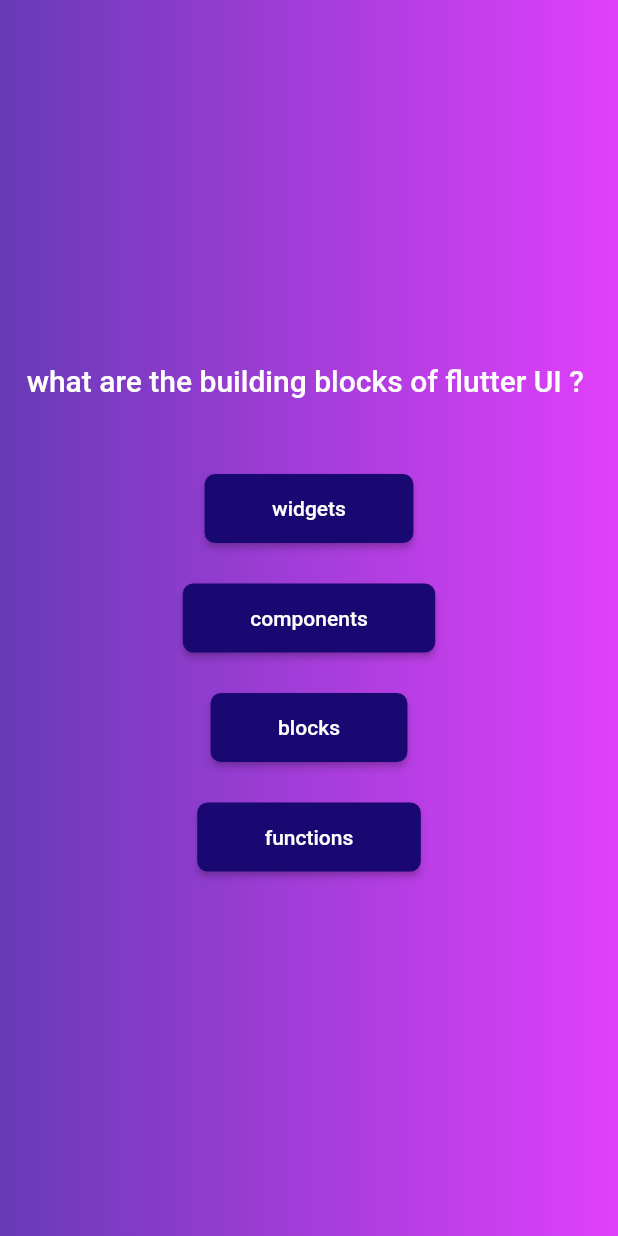
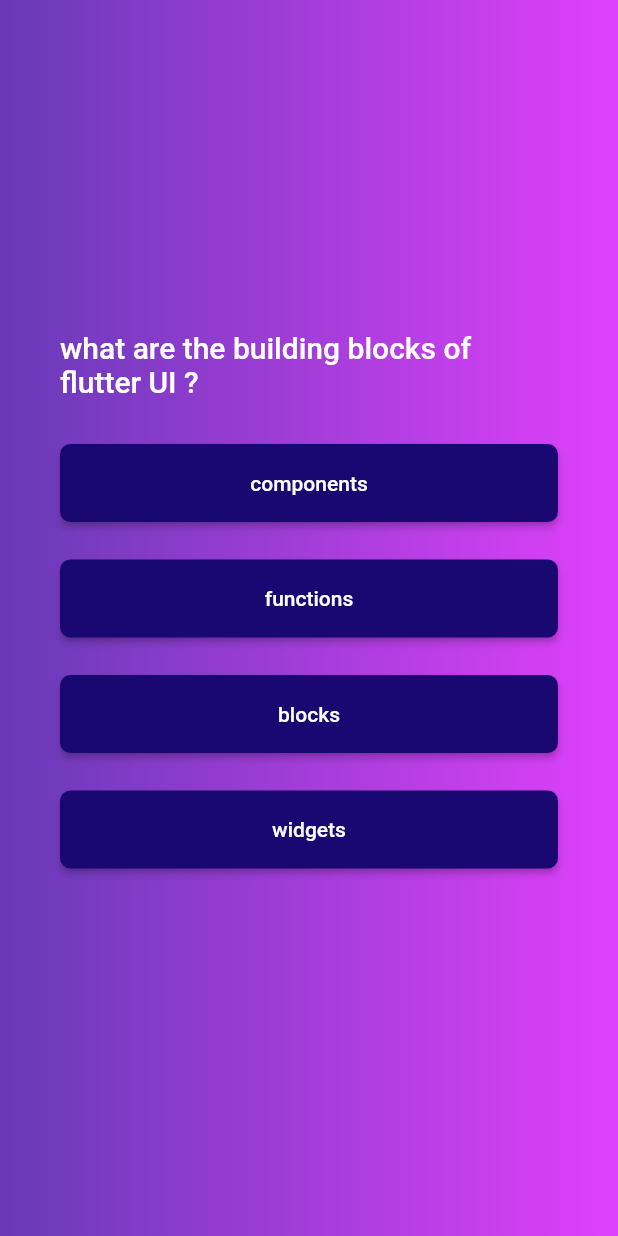
Before and after one commit to notrayo/quiz-app, a Flutter app: the screen it shows after launch, after a tap on "Start Quiz", on a phone screen of 412 x 824 dp. Run offline on Flutter 3.47's test engine with Material 2 defaults, Android fonts, the phone set to English and light mode, and no system bars.

Commit message:
added functionality that switches questions when an answer is pressed, and shuffling the answers

```diff
--- a/lib/models/maswali_model.dart
+++ b/lib/models/maswali_model.dart
@@ -3,4 +3,12 @@ class Maswali {
 
   final String swali;
   final List<String> majibu;
+
+  //shuffled list, to avoid changing the original list
+
+  List<String> getShuffledMajibu() {
+    final shuffledList = List.of(majibu);
+    shuffledList.shuffle();
+    return shuffledList;
+  }
 }
--- a/lib/screens/questions.dart
+++ b/lib/screens/questions.dart
@@ -12,44 +12,51 @@ class QuestionsScreen extends StatefulWidget {
   State<QuestionsScreen> createState() => _QuestionsScreenState();
 }
 
-final currentSwali = questions[0];
+class _QuestionsScreenState extends State<QuestionsScreen> {
+  // logic for changing question
 
-class _QuestionsScreenState extends State<QuestionsScreen> {
+  var currentSwaliIndex = 0;
+
+  void answerSwali() {
+    // currentSwaliIndex = currentSwaliIndex + 1;
+    //currentSwaliIndex += 1;
+    // currentSwaliIndex++;
+
+    setState(() {
+      currentSwaliIndex += 1;
+    });
+  }
+
   @override
   Widget build(BuildContext context) {
+    final currentSwali = questions[currentSwaliIndex];
     return SizedBox(
       width: double.infinity,
+      child: Container(
+        margin: const EdgeInsets.all(30),
         child: Column(
           mainAxisAlignment: MainAxisAlignment.center,
+          crossAxisAlignment: CrossAxisAlignment.stretch,
           children: [
-          // const SizedBox(
-          //   height: 60,
-          // ),
             SwaliWidget(swaliText: currentSwali.swali),
+
             const SizedBox(
-            height: 50,
+              height: 30,
             ),
-          JibuButtonWidget(
-              jibuOption: currentSwali.majibu[0], buttonOnPressed: () {}),
+            // using a map to automatically create the question widgets
+            ...currentSwali.getShuffledMajibu().map((e) {
+              return Column(
+                crossAxisAlignment: CrossAxisAlignment.stretch,
+                children: [
+                  JibuButtonWidget(jibuOption: e, buttonOnPressed: answerSwali),
                   const SizedBox(
                     height: 25,
+                  )
+                ],
+              );
+            }),
+          ],
         ),
-          JibuButtonWidget(
-              jibuOption: currentSwali.majibu[1], buttonOnPressed: () {}),
-          const SizedBox(
-            height: 25,
-          ),
-          JibuButtonWidget(
-              jibuOption: currentSwali.majibu[2], buttonOnPressed: () {}),
-          const SizedBox(
-            height: 25,
-          ),
-          JibuButtonWidget(
-              jibuOption: currentSwali.majibu[3], buttonOnPressed: () {}),
-          // const SizedBox(height: 25),
-          // JibuButtonWidget(
-          //     jibuOption: currentSwali.majibu[4], buttonOnPressed: () {})
-        ],
       ),
     );
   }
--- a/lib/widgets/answer_widget.dart
+++ b/lib/widgets/answer_widget.dart
@@ -13,7 +13,7 @@ class JibuButtonWidget extends StatelessWidget {
       onPressed: buttonOnPressed,
       style: ElevatedButton.styleFrom(
           backgroundColor: const Color.fromARGB(255, 26, 8, 114),
-          padding: const EdgeInsets.symmetric(horizontal: 45, vertical: 15),
+          padding: const EdgeInsets.symmetric(horizontal: 45, vertical: 18),
           shape:
               RoundedRectangleBorder(borderRadius: BorderRadius.circular(7))),
       child: Text(jibuOption),
```
Lines whose indentation alone changed are shown as unchanged.
